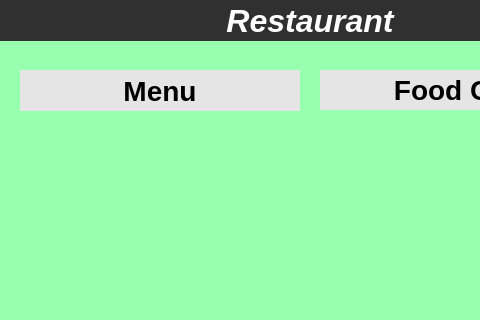
The window that src/widgets/plantrip.ui (fast-food-finder-associates/FastFoodFinder) describes before a commit, drawn with Qt 5; both pictures show x 0 to 480 and y 0 to 320 of the 710 by 599 pixel window.
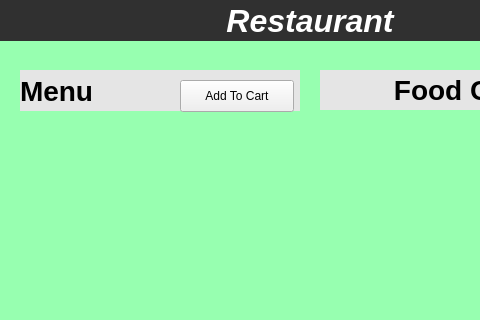
The same window after the commit. The open tabs and pages were chosen to show the change. Icons and pictures are not drawn.

```diff
--- a/src/widgets/plantrip.ui
+++ b/src/widgets/plantrip.ui
@@ -559,7 +559,10 @@
       <string>Menu</string>
      </property>
      <property name="alignment">
-      <set>Qt::AlignCenter</set>
+      <set>Qt::AlignLeading|Qt::AlignLeft|Qt::AlignVCenter</set>
+     </property>
+     <property name="margin">
+      <number>10</number>
      </property>
     </widget>
     <widget class="QWidget" name="rightBar" native="true">
@@ -1006,6 +1009,25 @@
       </property>
      </widget>
     </widget>
+    <widget class="QPushButton" name="pushButton_2">
+     <property name="geometry">
+      <rect>
+       <x>180</x>
+       <y>80</y>
+       <width>114</width>
+       <height>32</height>
+      </rect>
+     </property>
+     <property name="text">
+      <string>Add To Cart</string>
+     </property>
+     <property name="autoDefault">
+      <bool>true</bool>
+     </property>
+     <property name="default">
+      <bool>false</bool>
+     </property>
+    </widget>
    </widget>
    <widget class="QWidget" name="tripReceipt"/>
   </widget>
```
Left out of the diff: 7 changed lines with no effect on the pictures.
